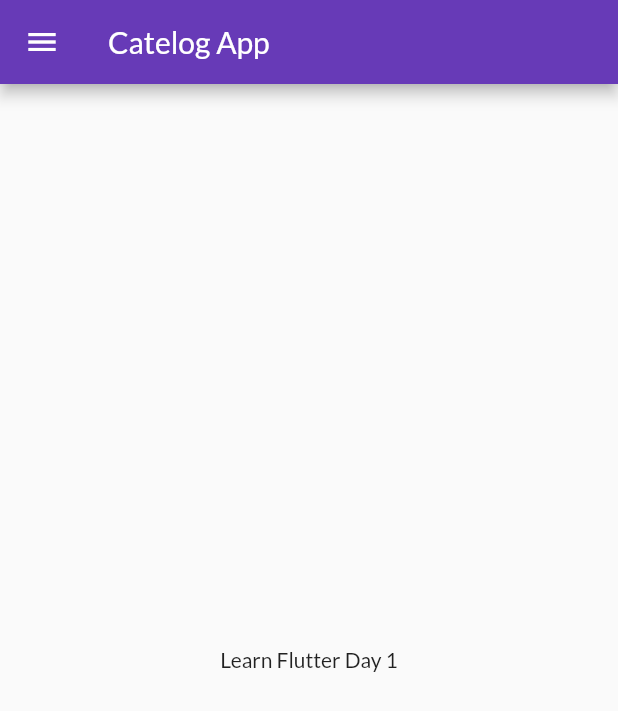
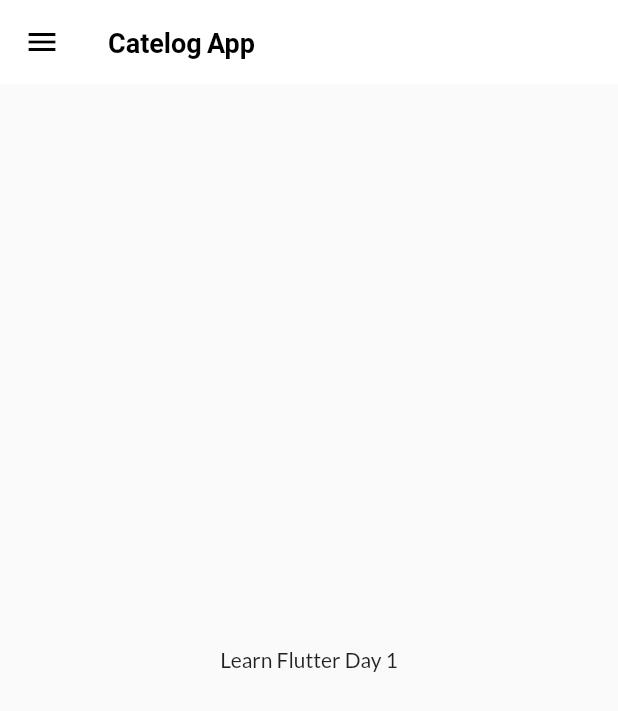
Before and after one commit to KishanSoni00/FlutterCatalogApplication, a Flutter app: the screen it shows after launch, on a phone screen of 412 x 824 dp. Shown: the top 711 px of the screen. Run offline on Flutter 3.47's test engine with Material 2 defaults, Android fonts, the phone set to English and light mode, and no system bars; our stand-ins replace google_fonts; missing offline and left inert: dart:js.

Commit message:
day 10 changes

```diff
--- a/lib/main.dart
+++ b/lib/main.dart
@@ -5,6 +5,7 @@ import 'package:flutter/material.dart';
 import 'package:flutter_application_1/pages/Home_Page.dart';
 import 'package:flutter_application_1/pages/Login_Page.dart';
 import 'package:flutter_application_1/utils/routes.dart';
+import 'package:flutter_application_1/widgets/themes.dart';
 
 import 'package:google_fonts/google_fonts.dart';
 
@@ -18,13 +19,9 @@ class MyApp extends StatelessWidget {
     return MaterialApp(
       // home: HomePage(),
       themeMode: ThemeMode.light,
-      theme: ThemeData(
-        primarySwatch: Colors.deepPurple,
-        fontFamily: GoogleFonts.lato().fontFamily,
-        //primaryTextTheme: GoogleFonts.latoTextTheme()
-      ),
+      theme: MyTheme.lightTheme(context),
       debugShowCheckedModeBanner: false,
-      darkTheme: ThemeData(brightness: Brightness.dark),
+      darkTheme: MyTheme.darkTheme(context),
       initialRoute: MyRoutes.homeRoute,
       routes: {
         "/": (context) => LoginPage(),
--- /dev/null
+++ b/lib/widgets/themes.dart
@@ -0,0 +1,27 @@
+import 'package:flutter/material.dart';
+import 'package:google_fonts/google_fonts.dart';
+
+class MyTheme {
+  static ThemeData lightTheme(BuildContext context) => ThemeData(
+        primarySwatch: Colors.deepPurple,
+        fontFamily: GoogleFonts.lato().fontFamily,
+        //primaryTextTheme: GoogleFonts.latoTextTheme()
+        appBarTheme: AppBarTheme(
+          color: Colors.white,
+          elevation: 0.0,
+          titleTextStyle: TextStyle(
+            color: Colors.black,
+            fontWeight: FontWeight.bold,
+            fontSize: 18,
+          ),
+          iconTheme: IconThemeData(
+            color: Colors.black,
+          ),
+          // textTheme: Theme.of(context).textTheme,
+        ),
+      );
+
+  static ThemeData darkTheme(BuildContext context) => ThemeData(
+        brightness: Brightness.dark,
+      );
+}
```
